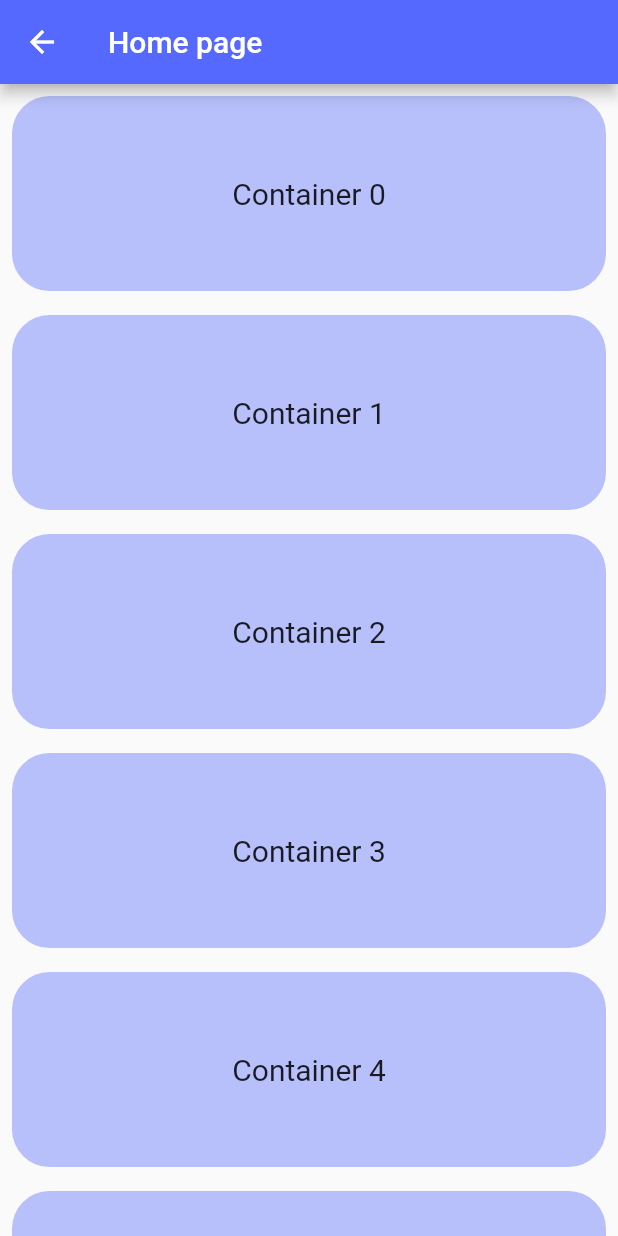
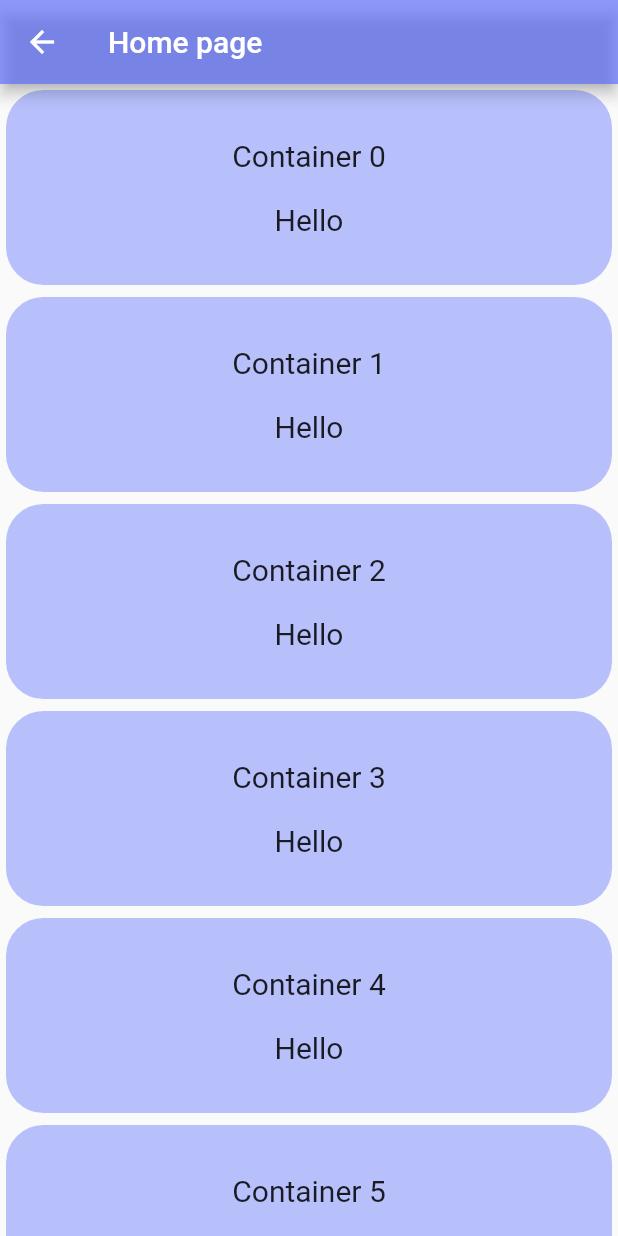
Before and after one commit to nazmulkhanliton/edusoft_tms, a Flutter app: the HomeScreen screen opened directly, on a phone screen of 412 x 824 dp. Run offline on Flutter 3.47's test engine with Material 2 defaults, Android fonts, the phone set to English and light mode, and no system bars; our stand-ins replace smooth_page_indicator.

Commit message:
HOME Page update

```diff
--- a/lib/Screens/Home/home_screen.dart
+++ b/lib/Screens/Home/home_screen.dart
@@ -14,7 +14,7 @@ class _HomeScreenState extends State<HomeScreen> {
   Widget build(BuildContext context) {
     return Scaffold(
       appBar: AppBar(
-        backgroundColor: kPrimaryColor,
+        backgroundColor: kPrimaryColor.withOpacity(.65),
         title: const Text(
           'Home page',
         ),
@@ -23,7 +23,7 @@ class _HomeScreenState extends State<HomeScreen> {
         itemCount: 15,
         itemBuilder: (BuildContext context, int index){
           return Padding(
-              padding:  const EdgeInsets.all(8.0),
+              padding:  const EdgeInsets.all(4.0),
             child: Container(
               height: 130,
               decoration: BoxDecoration(
@@ -31,11 +31,25 @@ class _HomeScreenState extends State<HomeScreen> {
                     borderRadius: BorderRadius.circular(25),
               ),
               child: Center(
-                child: Text(
-                  style: const TextStyle(
-                    fontSize: 20,
-                  ),
-                  "Container $index"
+                child: Column(
+                  mainAxisAlignment: MainAxisAlignment.center,
+                  children: [
+                    Text(
+                      style: const TextStyle(
+                        fontSize: 20,
+                      ),
+                      "Container $index",
+                    ),
+                    const SizedBox(
+                     height: 20,
+                    ),
+                    const Text(
+                      'Hello',
+                      style: TextStyle(
+                        fontSize: 20,
+                      ),
+                    ),
+                  ],
                 ),
               ),
             ),
```
